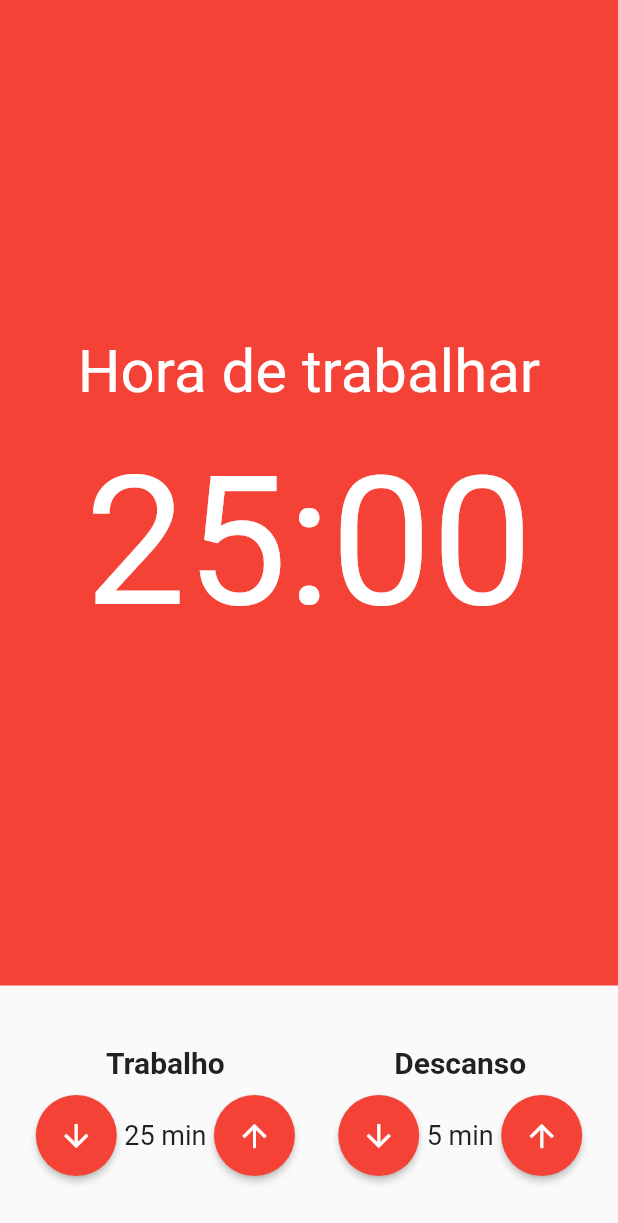
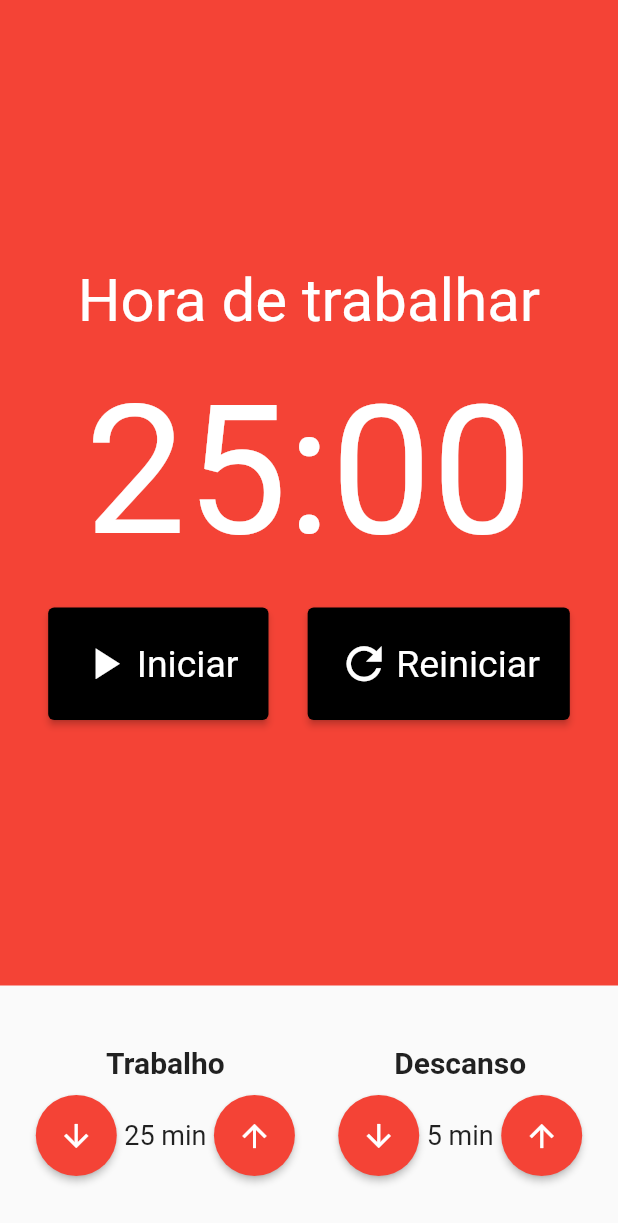
Before and after one commit to marcosmanto/pomodoro_flutter, a Flutter app: the screen it shows after launch, on a phone screen of 412 x 824 dp. Shown: the top 1223 px of the screen. Run offline on Flutter 3.47's test engine with Material 2 defaults, Android fonts, the phone set to English and light mode, and no system bars; our stand-ins replace mobx; generated files the repository leaves out were written again.

Commit message:
Created StopwatchButton component.

```diff
--- a/lib/components/pomodoro_stopwatch.dart
+++ b/lib/components/pomodoro_stopwatch.dart
@@ -1,4 +1,5 @@
 import 'package:flutter/material.dart';
+import 'package:pomodoro_flutter/components/stopwatch_button.dart';
 
 class PomodoroStopwatch extends StatelessWidget {
   const PomodoroStopwatch({super.key});
@@ -18,6 +19,18 @@ class PomodoroStopwatch extends StatelessWidget {
           Text(
             '25:00',
             style: const TextStyle(color: Colors.white, fontSize: 120),
+          ),
+          const SizedBox(height: 20),
+          SizedBox(
+            width: 400,
+            child: Row(
+              mainAxisAlignment: MainAxisAlignment.spaceEvenly,
+              children: const [
+                StopwatchButton(text: 'Iniciar', icon: Icons.play_arrow),
+                //StopwatchButton(text: 'Parar', icon: Icons.stop),
+                StopwatchButton(text: 'Reiniciar', icon: Icons.refresh)
+              ],
+            ),
           )
         ],
       ),
--- /dev/null
+++ b/lib/components/stopwatch_button.dart
@@ -0,0 +1,31 @@
+import 'package:flutter/material.dart';
+
+class StopwatchButton extends StatelessWidget {
+  final String text;
+  final IconData icon;
+
+  const StopwatchButton({super.key, required this.text, required this.icon});
+
+  @override
+  Widget build(BuildContext context) {
+    return ElevatedButton(
+      onPressed: () {},
+      style: ElevatedButton.styleFrom(
+          backgroundColor: Colors.black,
+          textStyle: const TextStyle(fontSize: 25),
+          padding: const EdgeInsets.symmetric(horizontal: 20, vertical: 20)),
+      child: Row(
+        children: [
+          Padding(
+            padding: const EdgeInsets.only(right: 4),
+            child: Icon(
+              icon,
+              size: 35,
+            ),
+          ),
+          Text(text)
+        ],
+      ),
+    );
+  }
+}
```
